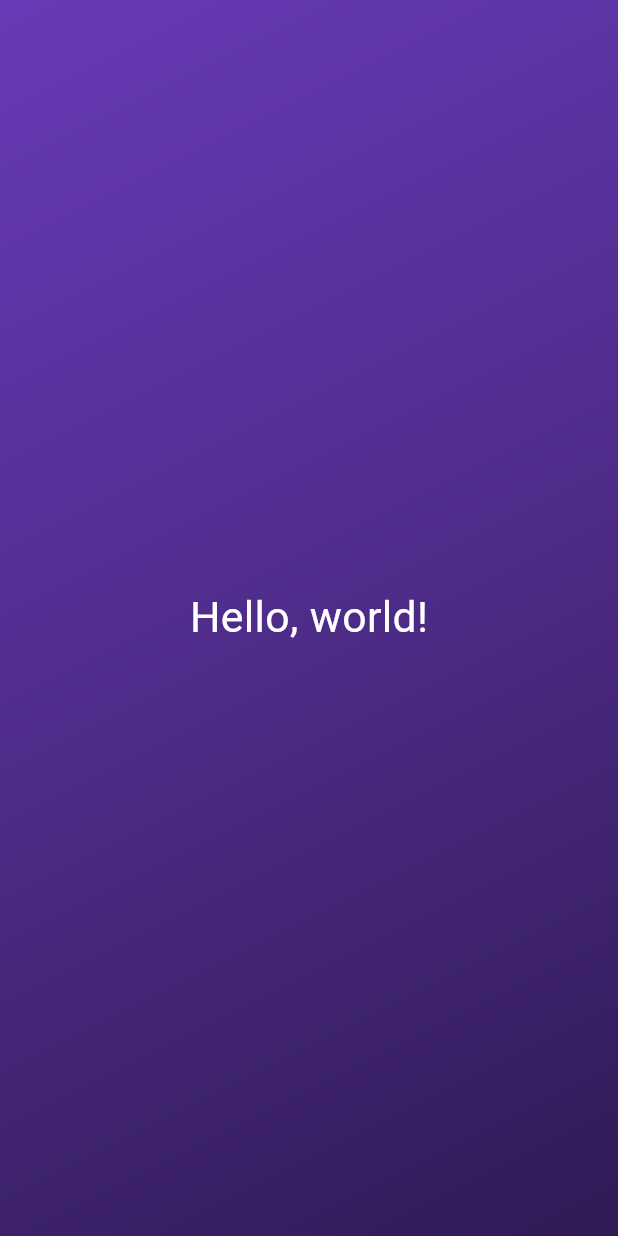
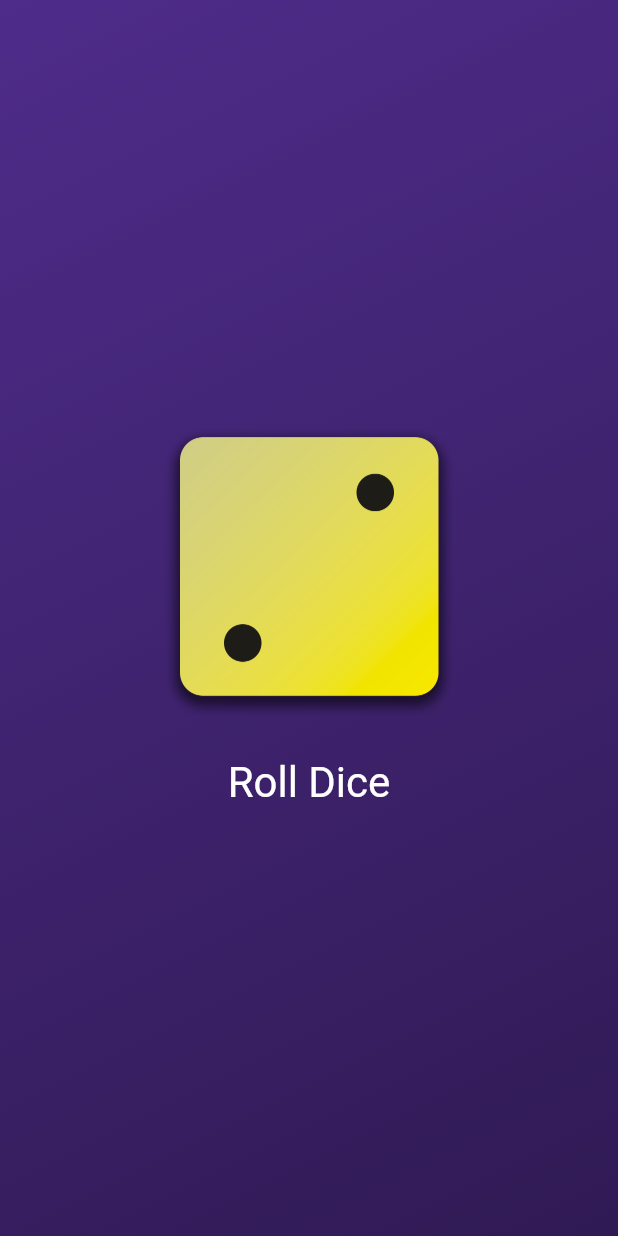
Before and after one commit to 9oHigh/usket.Flutter, a Flutter app: the screen it shows after launch, on a phone screen of 412 x 824 dp. Run offline on Flutter 3.47's test engine with Material 3 defaults, Android fonts, the phone set to English and light mode, and no system bars.

Commit message:
feat: the way to insert an image, to use statefulWidget with State

```diff
--- /dev/null
+++ b/dice_project/lib/dice_roller.dart
@@ -0,0 +1,62 @@
+import 'dart:math';
+
+import 'package:flutter/material.dart';
+
+class DiceRoller extends StatefulWidget {
+  const DiceRoller({super.key});
+
+  // 상태를 반환 ( 변할 때 마다 )
+  @override
+  State<DiceRoller> createState() {
+    return _DiceRollerState();
+  }
+}
+
+// Private의 역할을 하는 _(언더바)
+class _DiceRollerState extends State<DiceRoller> {
+  var activeDiceImage = 'assets/images/dice-2.png';
+  var number = 1;
+
+  void rollDice() {
+    number = Random().nextInt(5) + 1;
+    setState(() {
+      activeDiceImage = 'assets/images/dice-$number.png';
+    });
+  }
+
+  @override
+  Widget build(BuildContext context) {
+    return Column(
+      mainAxisSize: MainAxisSize.min,
+      children: [
+        AnimatedSwitcher(
+          duration: const Duration(seconds: 1),
+          transitionBuilder: (Widget child, Animation<double> animation) {
+            return FadeTransition(opacity: animation, child: child);
+          },
+        ),
+        Image.asset(
+          activeDiceImage,
+          width: 200,
+        ),
+        const SizedBox(
+          height: 20,
+        ), // 버튼에 패딩을 주던지 빈 객체를 넣어주던지
+        // ElevatedButton(onPressed: onPressed, child: child) 배경색과 약간의 그림자를 가진 버튼
+        // OutlinedButton(onPressed: onPressed, child: child) 배경색 없이 테두리만 있는 버튼
+        // TextButton(onPressed: onPressed, child: child) 클릭이 가능한 텍스트 버튼
+        TextButton(
+          onPressed: rollDice,
+          style: TextButton.styleFrom(
+            // padding: const EdgeInsets.only(
+            //   top: 20,
+            // ),
+            foregroundColor: Colors.white,
+            textStyle: const TextStyle(fontSize: 28),
+          ),
+          child: const Text('Roll Dice'),
+        )
+      ],
+    );
+  }
+}
--- a/dice_project/lib/gradient_container.dart
+++ b/dice_project/lib/gradient_container.dart
@@ -1,5 +1,7 @@
+import 'package:dice_project/dice_roller.dart';
 import 'package:flutter/material.dart';
 import 'package:dice_project/styled_text.dart';
+import 'package:dice_project/dice_roller.dart';
 
 // var는 선언이후에 다른 곳에서 사용할 때, 값이 변경된다면
 // 지정된 타입이 아닌 Dynamic 타입으로, 런타임시에 타입이 결정된다.
@@ -18,20 +20,28 @@ Alignment? myAlignment;
 
 class GradientContainer extends StatelessWidget {
 
-  const GradientContainer(this.colors, {super.key});
-  final List<Color> colors;
+  const GradientContainer(this.color1, this.color2, {super.key});
+  const GradientContainer.purple({super.key})
+      : color1 = Colors.deepPurple,
+        color2 = Colors.indigo;
+
+  final Color color1;
+  final Color color2;
 
   @override
   Widget build(BuildContext context) {
     return Container(
       decoration: BoxDecoration(
         gradient: LinearGradient(
-          colors: colors,
+          colors: [color1, color2],
           begin: startAlignment,
           end: endAlignment,
         ),
       ),
-      child: const Center(child: StyledText('Hello, world!')),
+      child: const Center(
+        child:
+        DiceRoller(),
+      ),
     );
   }
 }
--- a/dice_project/lib/main.dart
+++ b/dice_project/lib/main.dart
@@ -5,12 +5,10 @@ void main() {
   runApp(
     const MaterialApp(
       home: Scaffold(
-        backgroundColor: Color.fromARGB(255, 74, 24, 159),
-        body: GradientContainer([
-          Colors.deepPurple,
+        body: GradientContainer(
           Color.fromARGB(255, 78, 44, 138),
           Color.fromARGB(255, 48, 26, 84),
-        ]),
+        ),
       ),
     ),
   );
```
Also changed, not shown: dice_project/pubspec.yaml (+7 -3 lines), dice_project/assets/images/dice-1.png (added), dice_project/assets/images/dice-2.png (added), dice_project/assets/images/dice-3.png (added), dice_project/assets/images/dice-4.png (added), dice_project/assets/images/dice-5.png (added), dice_project/assets/images/dice-6.png (added).
